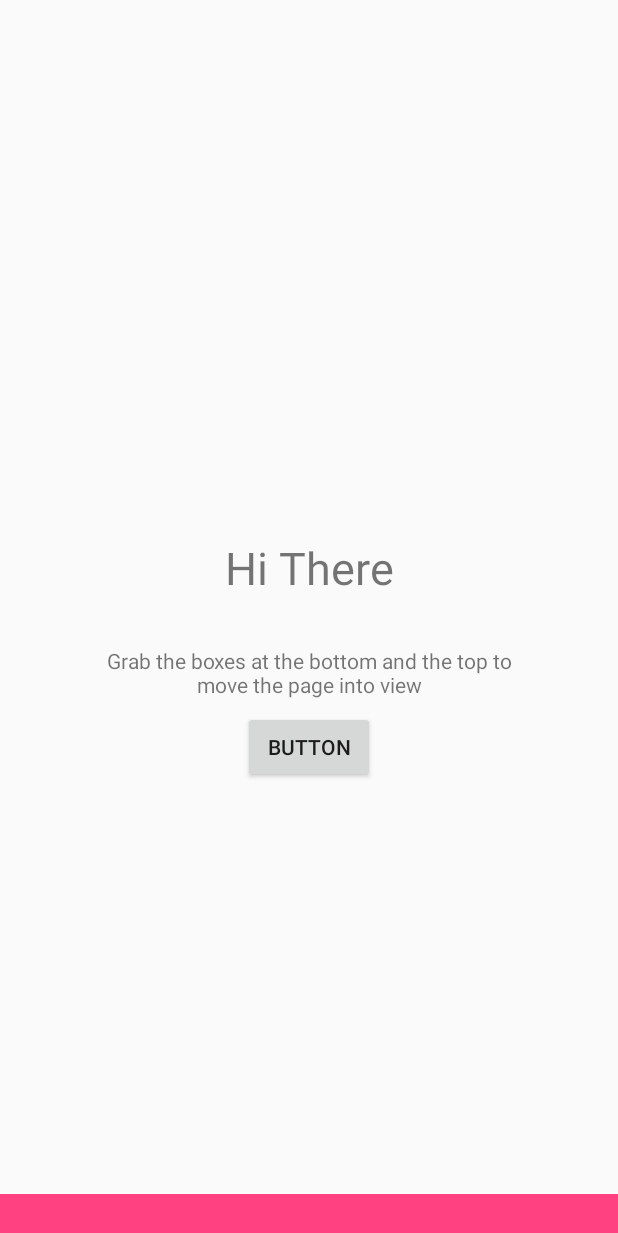
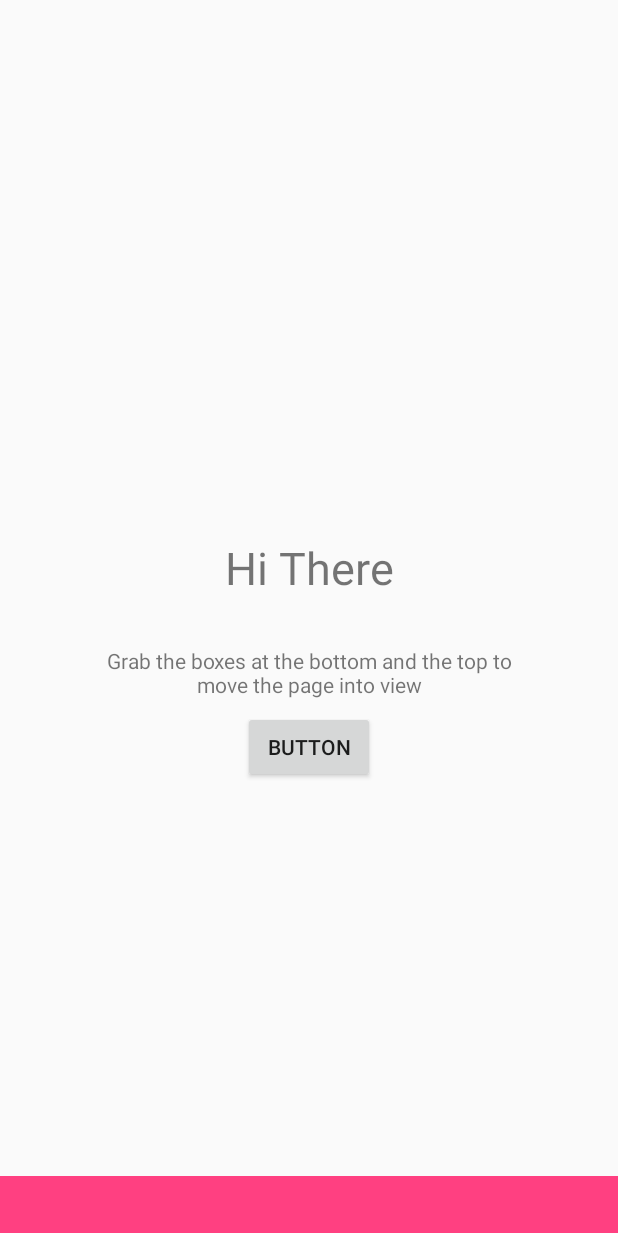
Before and after one commit to huntj88/SlideViewsSpecial, an Android app: the layout activity_main.xml on its own in the app's theme, with its tools: preview values and no code run, on a phone screen of 412 x 824 dp. Shown: the top 1233 px of the screen. Run offline under Robolectric (Android 15) with nearby library versions, the phone set to English and light mode, and no system bars.

Commit message:
made animation a bit smoother, and bottom handle a bit bigger

```diff
--- a/app/src/main/java/me/jameshunt/slideviewsspecial/SlideOnTouch.kt
+++ b/app/src/main/java/me/jameshunt/slideviewsspecial/SlideOnTouch.kt
@@ -38,8 +38,8 @@ interface SlideOnTouch {
     }
 
     companion object SlideValues {
-        val bottomHandleHeight: Int = Dimensions.dpToPx(28).toInt()
-        val topHandleBaseHeight = Dimensions.dpToPx(80).toInt()
+        val bottomHandleHeight: Int = Dimensions.dpToPx(40).toInt()
+        private val topHandleBaseHeight = Dimensions.dpToPx(80).toInt()
 
 
         fun getTopHandleHeightForTopTouch(presenterForSlide: Contract.PresenterForSlide, placeToSnap: PlaceToSnap): Int {
--- a/app/src/main/java/me/jameshunt/slideviewsspecial/top/SlideTopOnTouch.kt
+++ b/app/src/main/java/me/jameshunt/slideviewsspecial/top/SlideTopOnTouch.kt
@@ -51,7 +51,8 @@ class SlideTopOnTouch(private val topView: View, private val bottomView: View, p
 
     private fun getBottomHeight(): Int {
 
-        val topHandleHeight: Int = getTopHandleHeightForTopTouch(presenterForSlide, snapToLocation)
+        //use BOTTOM for placeToSnap just so animation is smooth.
+        val topHandleHeight: Int = getTopHandleHeightForTopTouch(presenterForSlide, PlaceToSnap.BOTTOM)
 
         val percent = (lastY - topHandleHeight) / screenHeight.toFloat()
         val heightRequest = Math.round(SlideOnTouch.bottomHandleHeight - (percent * SlideOnTouch.bottomHandleHeight))
--- a/app/src/main/res/layout/activity_main.xml
+++ b/app/src/main/res/layout/activity_main.xml
@@ -14,7 +14,7 @@
     <include
         layout="@layout/bottom_slide"
         android:layout_width="match_parent"
-        android:layout_height="28dp"
+        android:layout_height="40dp"
         android:layout_gravity="bottom" />
 
 </FrameLayout>
--- a/app/src/main/res/layout/bottom_slide.xml
+++ b/app/src/main/res/layout/bottom_slide.xml
@@ -26,7 +26,7 @@
     <View
         android:id="@+id/slide_handle_bottom"
         android:layout_width="0dp"
-        android:layout_height="28dp"
+        android:layout_height="40dp"
         android:background="@color/colorAccent"
         app:layout_constraintEnd_toEndOf="parent"
         app:layout_constraintStart_toStartOf="parent"
```
